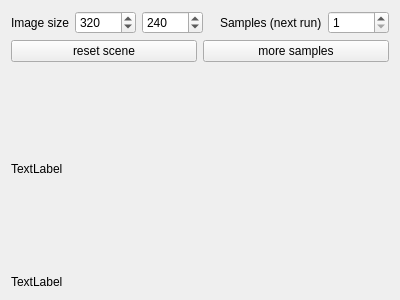
Old version of the form src/picogen/cracker/renderwidget.ui in the repository phresnel/picogen.
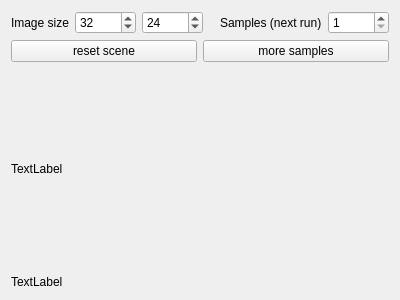
New version of the form.

Diff of the .ui file:
```diff
--- a/src/picogen/cracker/renderwidget.ui
+++ b/src/picogen/cracker/renderwidget.ui
@@ -32,7 +32,7 @@
         <number>32768</number>
        </property>
        <property name="value">
-        <number>320</number>
+        <number>32</number>
        </property>
       </widget>
      </item>
@@ -45,7 +45,7 @@
         <number>32768</number>
        </property>
        <property name="value">
-        <number>240</number>
+        <number>24</number>
        </property>
       </widget>
      </item>
```
